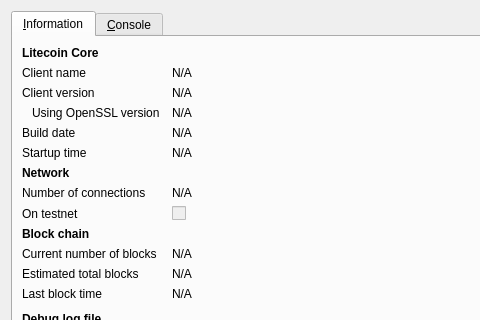
This is src/qt/forms/rpcconsole.ui in sisardor/practice-code as Qt 5 draws it before an edit; both pictures show x 0 to 480 and y 0 to 320 of the 740 by 450 pixel window. The edited form follows.
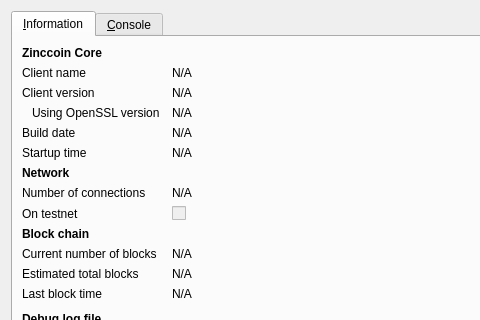
This is the edited form. Icons and pictures are not drawn.

The edit to the form file:
```diff
--- a/src/qt/forms/rpcconsole.ui
+++ b/src/qt/forms/rpcconsole.ui
@@ -36,7 +36,7 @@
           </font>
          </property>
          <property name="text">
-          <string>Litecoin Core</string>
+          <string>Zinccoin Core</string>
          </property>
         </widget>
        </item>
```
Left out of the diff: 6 changed lines with no effect on the pictures.
